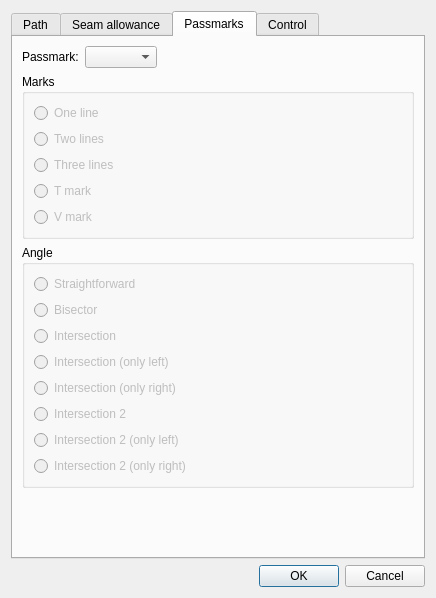
Above: src/libs/vtools/dialogs/tools/piece/dialogpiecepath.ui from OpnTec/fashionmaker before the change. Below: the same form after it.
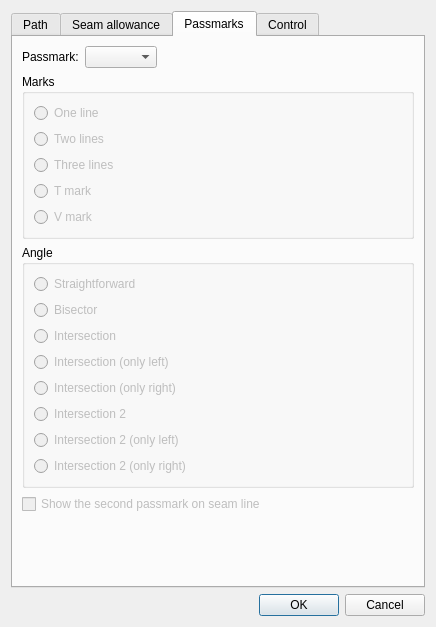
That is the form after the change. The open tabs and pages were chosen to show the change. Icons and pictures are not drawn. Custom widgets are drawn as their Qt base class.

Commit message:
Added missed passmark option in Piece Path dialog.
Dialog should provide the same amount of options because a piece path can be
used as a custom seam allowance included as main path.

branch : release

```diff
--- a/src/libs/vtools/dialogs/tools/piece/dialogpiecepath.ui
+++ b/src/libs/vtools/dialogs/tools/piece/dialogpiecepath.ui
@@ -7,7 +7,7 @@
     <x>0</x>
     <y>0</y>
     <width>436</width>
-    <height>598</height>
+    <height>627</height>
    </rect>
   </property>
   <property name="windowTitle">
@@ -1134,6 +1134,19 @@
          </layout>
         </widget>
        </item>
+       <item>
+        <widget class="QCheckBox" name="checkBoxShowSecondPassmark">
+         <property name="enabled">
+          <bool>false</bool>
+         </property>
+         <property name="toolTip">
+          <string>This option has effect only if the second passmark on seam line enabled in global preferences. The option helps disable the second passmark for this passmark only.</string>
+         </property>
+         <property name="text">
+          <string>Show the second passmark on seam line</string>
+         </property>
+        </widget>
+       </item>
        <item>
         <spacer name="verticalSpacer_2">
          <property name="orientation">
```
Left out of the diff: 2 changed lines with no effect on the pictures. The commit also changes 2 other files.
